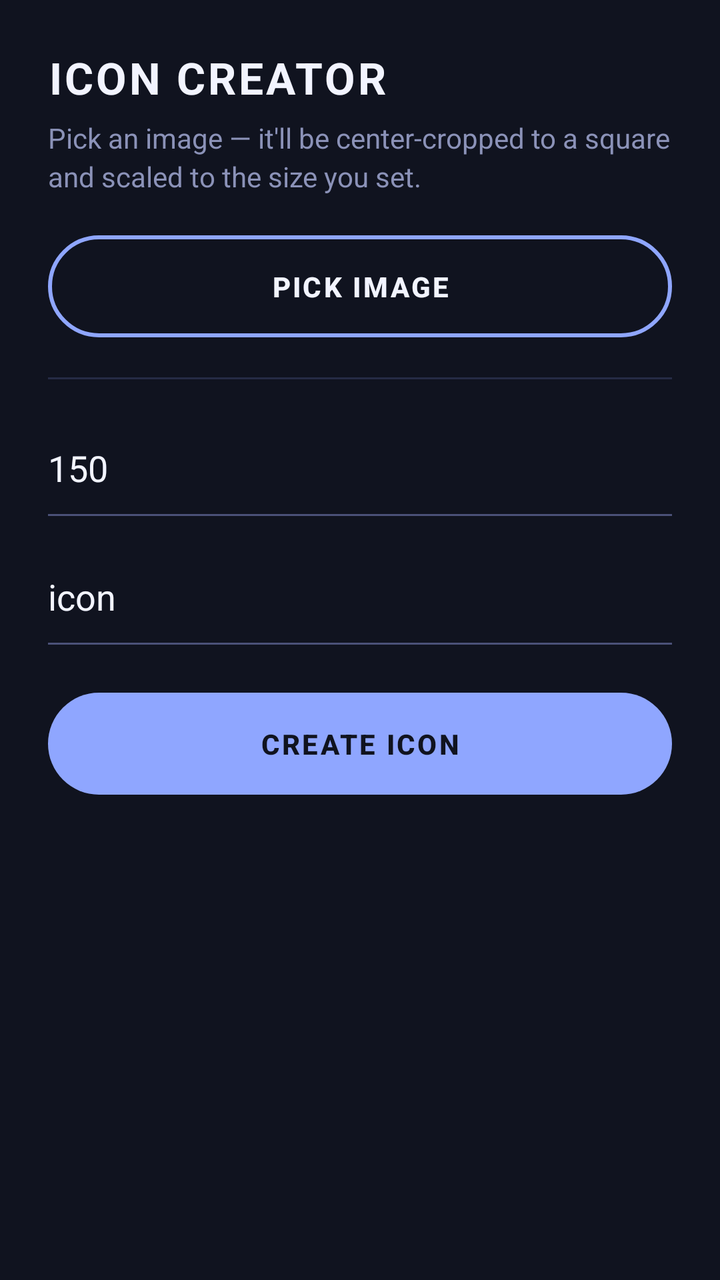
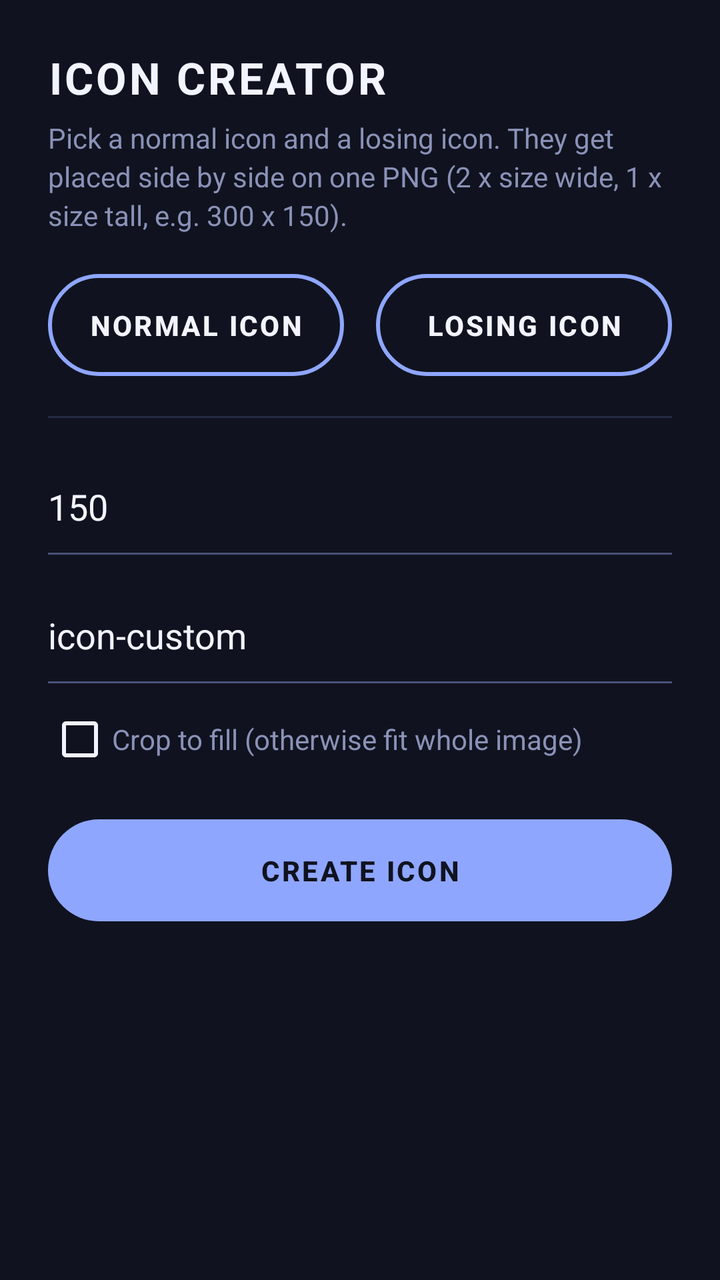

Before-and-after screenshots of an Android layout around one commit, followed by the original layout XML and the change that was made.
<!-- AndroidManifest.xml: application theme Theme.ZenFNFToolkit -->
<!-- res/layout/activity_icon_grid.xml -->
<?xml version="1.0" encoding="utf-8"?>
<ScrollView xmlns:android="http://schemas.android.com/apk/res/android"
    android:layout_width="match_parent"
    android:layout_height="match_parent"
    android:background="@color/bw_black">

    <LinearLayout
        android:layout_width="match_parent"
        android:layout_height="wrap_content"
        android:orientation="vertical"
        android:padding="24dp">

        <TextView
            android:id="@+id/tvHeader"
            style="@style/ZenHeader"
            android:layout_width="wrap_content"
            android:layout_height="wrap_content"
            android:text="Icon Creator"
            android:layout_marginBottom="6dp" />

        <TextView
            android:id="@+id/tvBody"
            style="@style/ZenBody"
            android:layout_width="wrap_content"
            android:layout_height="wrap_content"
            android:text="Pick an image — it'll be center-cropped to a square and scaled to the size you set."
            android:layout_marginBottom="20dp" />

        <Button
            android:id="@+id/btnPickIcons"
            style="@style/ZenButtonOutline"
            android:layout_width="match_parent"
            android:layout_height="wrap_content"
            android:text="Pick Image" />

        <ImageView
            android:id="@+id/ivIconPreview"
            android:layout_width="160dp"
            android:layout_height="160dp"
            android:layout_gravity="center_horizontal"
            android:layout_marginTop="16dp"
            android:scaleType="centerCrop"
            android:background="@drawable/bw_thumb_bg"
            android:visibility="gone" />

        <View android:layout_width="match_parent" android:layout_height="1dp"
            android:background="@drawable/bw_hairline" android:layout_marginTop="20dp" android:layout_marginBottom="20dp" />

        <EditText
            android:id="@+id/etCellSize"
            android:layout_width="match_parent"
            android:layout_height="wrap_content"
            android:hint="Icon size (px, e.g. 150)"
            android:text="150"
            android:inputType="number" />

        <EditText
            android:id="@+id/etOutputName"
            android:layout_width="match_parent"
            android:layout_height="wrap_content"
            android:layout_marginTop="16dp"
            android:hint="Output file name (no extension)"
            android:text="icon" />

        <Button
            android:id="@+id/btnConvert"
            style="@style/ZenButton"
            android:layout_width="match_parent"
            android:layout_height="wrap_content"
            android:layout_marginTop="24dp"
            android:text="Create Icon" />

        <TextView
            android:id="@+id/tvSavedInfo"
            android:layout_width="match_parent"
            android:layout_height="wrap_content"
            android:layout_marginTop="16dp"
            android:textColor="@color/bw_grey"
            android:fontFamily="monospace"
            android:textSize="12sp"
            android:visibility="gone" />

    </LinearLayout>
</ScrollView>
<!-- resources referenced by this layout -->
<resources>
  <color name="bw_black">#10131F</color>
  <color name="bw_grey">#8B92B8</color>
  <!-- drawable bw_hairline (drawable) -->
  <shape xmlns:android="http://schemas.android.com/apk/res/android" android:shape="rectangle">
      <solid android:color="@color/bw_hairline" />
      <size android:height="1dp" />
  </shape>
  <!-- drawable bw_thumb_bg (drawable) -->
  <shape xmlns:android="http://schemas.android.com/apk/res/android" android:shape="rectangle">
      <solid android:color="@color/bw_panel" />
      <stroke android:width="1dp" android:color="@color/bw_hairline" />
      <corners android:radius="14dp" />
  </shape>
  <style name="ZenBody">
          <item name="android:textColor">@color/bw_grey</item>
          <item name="android:textSize">14sp</item>
          <item name="android:lineSpacingExtra">3dp</item>
      </style>
  <style name="ZenButton">
          <item name="android:background">@drawable/bw_button_bg</item>
          <item name="android:textColor">@color/bw_black</item>
          <item name="android:textAllCaps">true</item>
          <item name="android:letterSpacing">0.08</item>
          <item name="android:textStyle">bold</item>
          <item name="android:paddingTop">16dp</item>
          <item name="android:paddingBottom">16dp</item>
          <item name="android:stateListAnimator">@null</item>
          <item name="android:elevation">0dp</item>
      </style>
  <style name="ZenHeader">
          <item name="android:textColor">@color/bw_white</item>
          <item name="android:textSize">22sp</item>
          <item name="android:textStyle">bold</item>
          <item name="android:textAllCaps">true</item>
          <item name="android:letterSpacing">0.06</item>
      </style>
  <color name="bw_hairline">#262B45</color>
  <color name="bw_panel">#1B2036</color>
  <!-- drawable bw_button_bg (drawable) -->
  <selector xmlns:android="http://schemas.android.com/apk/res/android">
      <item android:state_pressed="true">
          <shape android:shape="rectangle">
              <solid android:color="@color/fnf_accent_dark" />
              <corners android:radius="28dp" />
          </shape>
      </item>
      <item>
          <shape android:shape="rectangle">
              <solid android:color="@color/fnf_accent" />
              <corners android:radius="28dp" />
          </shape>
      </item>
  </selector>
  <color name="bw_white">#F2F4FF</color>
  <style name="ZenWindowAnimation">
          <item name="android:activityOpenEnterAnimation">@anim/zen_enter</item>
          <item name="android:activityOpenExitAnimation">@anim/zen_exit</item>
          <item name="android:activityCloseEnterAnimation">@anim/zen_enter_back</item>
          <item name="android:activityCloseExitAnimation">@anim/zen_exit_back</item>
      </style>
  <color name="bw_grey_dim">#4B5178</color>
  <style name="ZenEditText" parent="Widget.AppCompat.EditText">
          <item name="android:textColor">@color/bw_white</item>
          <item name="android:textColorHint">@color/bw_grey_dim</item>
          <item name="android:background">@drawable/bw_edittext_underline</item>
          <item name="android:paddingTop">12dp</item>
          <item name="android:paddingBottom">12dp</item>
      </style>
  <color name="fnf_accent_dark">#3355DD</color>
  <color name="fnf_accent">#8FA6FF</color>
  <!-- drawable bw_edittext_underline (drawable) -->
  <layer-list xmlns:android="http://schemas.android.com/apk/res/android">
      <item android:bottom="0dp">
          <shape android:shape="rectangle">
              <solid android:color="@android:color/transparent" />
          </shape>
      </item>
      <item android:height="1dp" android:gravity="bottom">
          <shape android:shape="rectangle">
              <solid android:color="@color/bw_grey_dim" />
          </shape>
      </item>
  </layer-list>
  <!-- unchanged entries left out for length: 3 -->
</resources>

<!-- the commit's change to res/layout/activity_icon_grid.xml (unified diff, before → after) -->
@@ -23,25 +23,62 @@
             style="@style/ZenBody"
             android:layout_width="wrap_content"
             android:layout_height="wrap_content"
-            android:text="Pick an image — it'll be center-cropped to a square and scaled to the size you set."
+            android:text="Pick a normal icon and a losing icon. They get placed side by side on one PNG (2 x size wide, 1 x size tall, e.g. 300 x 150)."
             android:layout_marginBottom="20dp" />
 
-        <Button
-            android:id="@+id/btnPickIcons"
-            style="@style/ZenButtonOutline"
+        <LinearLayout
             android:layout_width="match_parent"
             android:layout_height="wrap_content"
-            android:text="Pick Image" />
+            android:orientation="horizontal">
 
-        <ImageView
-            android:id="@+id/ivIconPreview"
-            android:layout_width="160dp"
-            android:layout_height="160dp"
-            android:layout_gravity="center_horizontal"
-            android:layout_marginTop="16dp"
-            android:scaleType="centerCrop"
-            android:background="@drawable/bw_thumb_bg"
-            android:visibility="gone" />
+            <LinearLayout
+                android:layout_width="0dp"
+                android:layout_height="wrap_content"
+                android:layout_weight="1"
+                android:orientation="vertical"
+                android:layout_marginEnd="8dp">
+
+                <Button
+                    android:id="@+id/btnPickNormal"
+                    style="@style/ZenButtonOutline"
+                    android:layout_width="match_parent"
+                    android:layout_height="wrap_content"
+                    android:text="Normal Icon" />
+
+                <ImageView
+                    android:id="@+id/ivNormal"
+                    android:layout_width="match_parent"
+                    android:layout_height="110dp"
+                    android:layout_marginTop="10dp"
+                    android:scaleType="fitCenter"
+                    android:background="@drawable/bw_thumb_bg"
+                    android:visibility="gone" />
+            </LinearLayout>
+
+            <LinearLayout
+                android:layout_width="0dp"
+                android:layout_height="wrap_content"
+                android:layout_weight="1"
+                android:orientation="vertical"
+                android:layout_marginStart="8dp">
+
+                <Button
+                    android:id="@+id/btnPickLosing"
+                    style="@style/ZenButtonOutline"
+                    android:layout_width="match_parent"
+                    android:layout_height="wrap_content"
+                    android:text="Losing Icon" />
+
+                <ImageView
+                    android:id="@+id/ivLosing"
+                    android:layout_width="match_parent"
+                    android:layout_height="110dp"
+                    android:layout_marginTop="10dp"
+                    android:scaleType="fitCenter"
+                    android:background="@drawable/bw_thumb_bg"
+                    android:visibility="gone" />
+            </LinearLayout>
+        </LinearLayout>
 
         <View android:layout_width="match_parent" android:layout_height="1dp"
             android:background="@drawable/bw_hairline" android:layout_marginTop="20dp" android:layout_marginBottom="20dp" />
@@ -50,7 +87,7 @@
             android:id="@+id/etCellSize"
             android:layout_width="match_parent"
             android:layout_height="wrap_content"
-            android:hint="Icon size (px, e.g. 150)"
+            android:hint="Size of ONE icon (px, e.g. 150 = 300 x 150 output)"
             android:text="150"
             android:inputType="number" />
 
@@ -60,7 +97,15 @@
             android:layout_height="wrap_content"
             android:layout_marginTop="16dp"
             android:hint="Output file name (no extension)"
-            android:text="icon" />
+            android:text="icon-custom" />
+
+        <CheckBox
+            android:id="@+id/cbCrop"
+            android:layout_width="wrap_content"
+            android:layout_height="wrap_content"
+            android:layout_marginTop="12dp"
+            android:text="Crop to fill (otherwise fit whole image)"
+            android:textColor="@color/bw_grey" />
 
         <Button
             android:id="@+id/btnConvert"
@@ -69,6 +114,15 @@
             android:layout_height="wrap_content"
             android:layout_marginTop="24dp"
             android:text="Create Icon" />
+
+        <ImageView
+            android:id="@+id/ivIconPreview"
+            android:layout_width="match_parent"
+            android:layout_height="150dp"
+            android:layout_marginTop="16dp"
+            android:scaleType="fitCenter"
+            android:background="@drawable/bw_thumb_bg"
+            android:visibility="gone" />
 
         <TextView
             android:id="@+id/tvSavedInfo"
